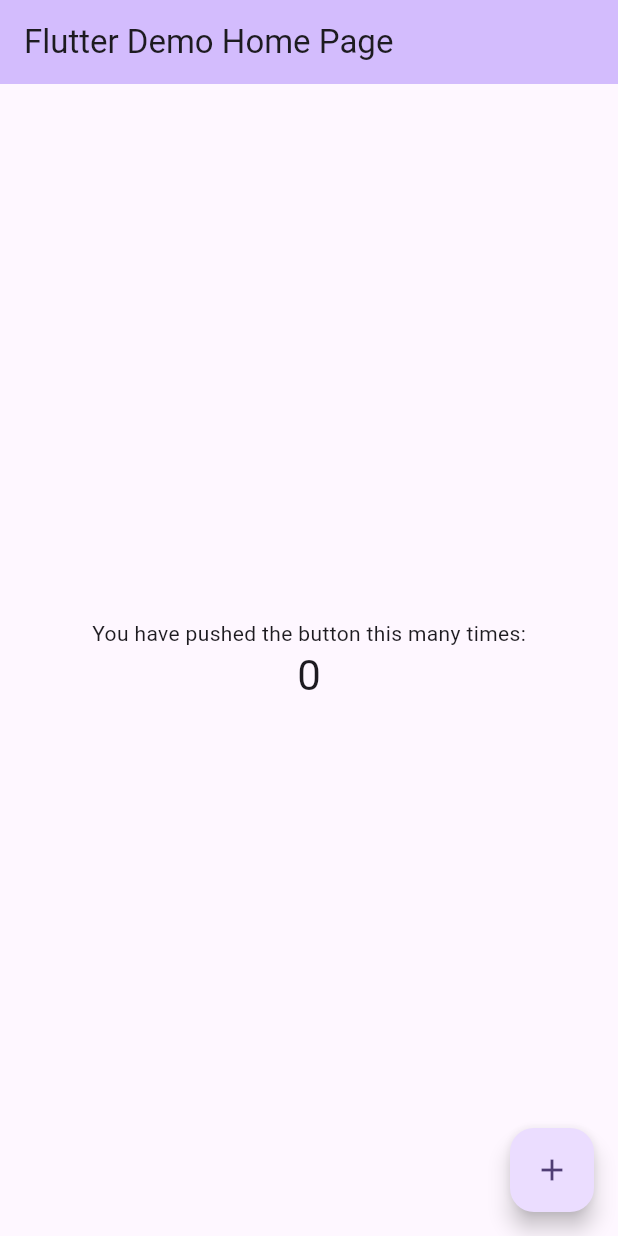
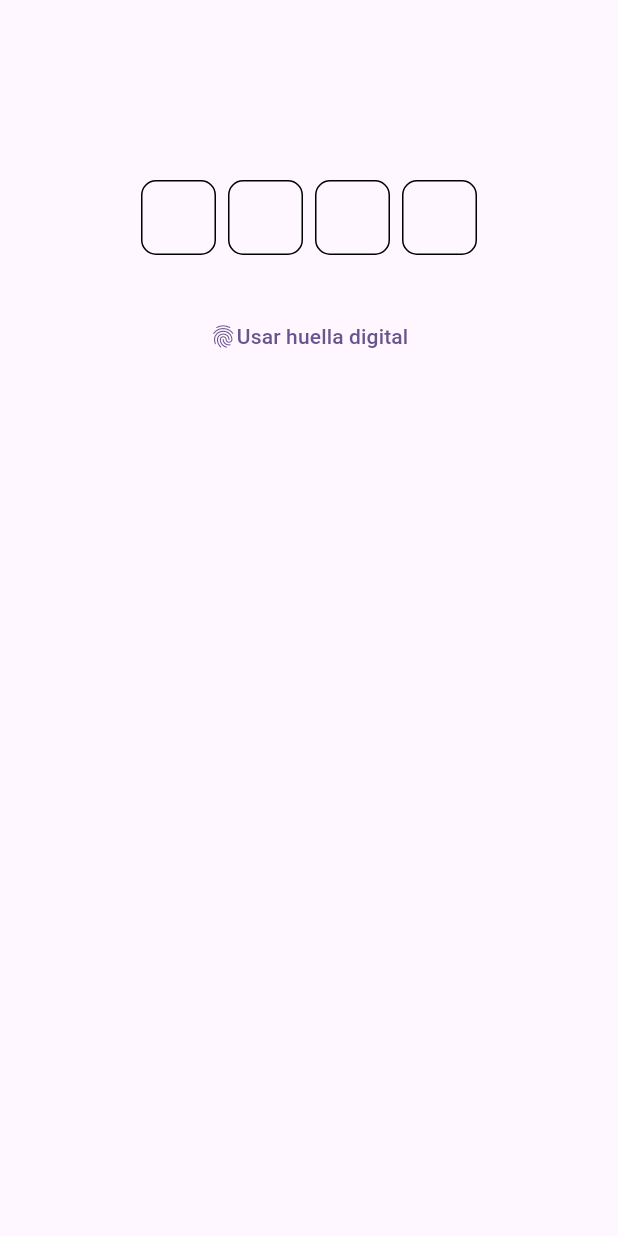
Before and after one commit to Martin444/seek_qr_camera, a Flutter app: the screen it shows after launch, on a phone screen of 412 x 824 dp. Run offline on Flutter 3.47's test engine with Material 3 defaults, Android fonts, the phone set to English and light mode, and no system bars; drawn by our look-alikes of pinput; our stand-ins replace equatable, flutter_bloc.

Commit message:
Sk - 2, 3 y 5 impl clean arquitecture, bloc and pin simple authentication

```diff
--- /dev/null
+++ b/lib/features/authentication/bloc/authentication_bloc.dart
@@ -0,0 +1,3 @@
+export 'package:seek_qr_camera/features/authentication/bloc/pin_auth/bloc/pin_auth_bloc.dart';
+export 'package:seek_qr_camera/features/authentication/bloc/pin_auth/event/pin_auth_event.dart';
+export 'package:seek_qr_camera/features/authentication/bloc/pin_auth/state/pin_auth_state.dart';
--- /dev/null
+++ b/lib/features/authentication/bloc/pin_auth/event/pin_auth_event.dart
@@ -0,0 +1,28 @@
+import 'package:equatable/equatable.dart';
+import 'package:flutter/material.dart';
+
+class PinAuthEvent extends Equatable {
+  const PinAuthEvent();
+
+  @override
+  List<Object?> get props => [];
+}
+
+class PinAuthChanged extends PinAuthEvent {
+  final String pin;
+
+  const PinAuthChanged({required this.pin});
+
+  @override
+  List<Object?> get props => [pin];
+}
+
+class PinAuthSubmitted extends PinAuthEvent {
+  final String pin;
+  final NavigatorState navigator;
+
+  const PinAuthSubmitted({required this.pin, required this.navigator});
+
+  @override
+  List<Object?> get props => [pin];
+}
--- /dev/null
+++ b/lib/features/authentication/bloc/pin_auth/state/pin_auth_state.dart
@@ -0,0 +1,28 @@
+import 'package:equatable/equatable.dart';
+
+class PinAuthState extends Equatable {
+  final String pin;
+  final bool isValid;
+  final String? errorMessage;
+
+  const PinAuthState({
+    this.pin = '',
+    this.isValid = false,
+    this.errorMessage,
+  });
+
+  PinAuthState copyWith({
+    String? pin,
+    bool? isValid,
+    String? errorMessage,
+  }) {
+    return PinAuthState(
+      pin: pin ?? this.pin,
+      isValid: isValid ?? this.isValid,
+      errorMessage: errorMessage ?? this.errorMessage,
+    );
+  }
+
+  @override
+  List<Object?> get props => [pin, isValid, errorMessage];
+}
--- /dev/null
+++ b/lib/features/authentication/presentation/pages/login_page.dart
@@ -0,0 +1,42 @@
+import 'package:flutter/material.dart';
+import 'package:seek_qr_camera/features/authentication/bloc/pin_auth/bloc/pin_auth_bloc.dart';
+
+import '../widgets/pin_auth_widget.dart';
+
+class LoginPage extends StatelessWidget {
+  const LoginPage({super.key});
+
+  @override
+  Widget build(BuildContext context) {
+    return Scaffold(
+      body: Column(
+        children: [
+          SizedBox(
+            height: 120,
+          ),
+          PinAuthWidget(
+            bloc: PinAuthBloc(),
+          ),
+          SizedBox(
+            height: 30,
+          ),
+          Row(
+            crossAxisAlignment: CrossAxisAlignment.center,
+            mainAxisAlignment: MainAxisAlignment.center,
+            children: [
+              TextButton(
+                onPressed: () {},
+                child: Row(
+                  children: [
+                    Icon(Icons.fingerprint),
+                    Text('Usar huella digital'),
+                  ],
+                ),
+              ),
+            ],
+          ),
+        ],
+      ),
+    );
+  }
+}
--- /dev/null
+++ b/lib/features/authentication/presentation/widgets/pin_auth_widget.dart
@@ -0,0 +1,42 @@
+import 'package:flutter/material.dart';
+import 'package:flutter_bloc/flutter_bloc.dart';
+import 'package:pinput/pinput.dart';
+
+import '../../bloc/authentication_bloc.dart';
+
+class PinAuthWidget extends StatelessWidget {
+  const PinAuthWidget({super.key, required this.bloc});
+
+  final PinAuthBloc bloc;
+
+  @override
+  Widget build(BuildContext context) {
+    return BlocBuilder<PinAuthBloc, PinAuthState>(
+      bloc: bloc,
+      builder: (context, state) {
+        return Column(
+          children: [
+            Pinput(
+              length: 4,
+              defaultPinTheme: PinTheme(
+                width: 50,
+                height: 50,
+                decoration: BoxDecoration(
+                  border: Border.all(color: Colors.black),
+                  borderRadius: BorderRadius.circular(10),
+                ),
+              ),
+              onCompleted: (pin) => bloc.add(PinAuthSubmitted(pin: pin, navigator: Navigator.of(context))),
+              onChanged: (pin) => bloc.add(PinAuthChanged(pin: pin)),
+            ),
+            if (state.errorMessage != null)
+              Text(
+                state.errorMessage!,
+                style: const TextStyle(color: Colors.red),
+              ),
+          ],
+        );
+      },
+    );
+  }
+}
--- a/lib/main.dart
+++ b/lib/main.dart
@@ -1,6 +1,15 @@
 import 'package:flutter/material.dart';
+import 'package:flutter/services.dart';
+import 'package:seek_qr_camera/features/authentication/presentation/pages/login_page.dart';
+import 'package:seek_qr_camera/features/home/presentation/page/home_page.dart';
 
 void main() {
+  SystemChrome.setSystemUIOverlayStyle(
+    const SystemUiOverlayStyle(
+      statusBarColor: Colors.transparent,
+      statusBarIconBrightness: Brightness.dark,
+    ),
+  );
   runApp(const MyApp());
 }
 
@@ -12,114 +21,16 @@ class MyApp extends StatelessWidget {
   Widget build(BuildContext context) {
     return MaterialApp(
       title: 'Flutter Demo',
+      debugShowCheckedModeBanner: false,
       theme: ThemeData(
-        // This is the theme of your application.
-        //
-        // TRY THIS: Try running your application with "flutter run". You'll see
-        // the application has a purple toolbar. Then, without quitting the app,
-        // try changing the seedColor in the colorScheme below to Colors.green
-        // and then invoke "hot reload" (save your changes or press the "hot
-        // reload" button in a Flutter-supported IDE, or press "r" if you used
-        // the command line to start the app).
-        //
-        // Notice that the counter didn't reset back to zero; the application
-        // state is not lost during the reload. To reset the state, use hot
-        // restart instead.
-        //
-        // This works for code too, not just values: Most code changes can be
-        // tested with just a hot reload.
         colorScheme: ColorScheme.fromSeed(seedColor: Colors.deepPurple),
         useMaterial3: true,
       ),
-      home: const MyHomePage(title: 'Flutter Demo Home Page'),
+      initialRoute: '/',
+      routes: {
+        '/': (context) => LoginPage(),
+        '/home': (context) => HomePage(), // Define tus rutas aquí
+      },
     );
   }
 }
-
-class MyHomePage extends StatefulWidget {
-  const MyHomePage({super.key, required this.title});
-
-  // This widget is the home page of your application. It is stateful, meaning
-  // that it has a State object (defined below) that contains fields that affect
-  // how it looks.
-
-  // This class is the configuration for the state. It holds the values (in this
-  // case the title) provided by the parent (in this case the App widget) and
-  // used by the build method of the State. Fields in a Widget subclass are
-  // always marked "final".
-
-  final String title;
-
-  @override
-  State<MyHomePage> createState() => _MyHomePageState();
-}
-
-class _MyHomePageState extends State<MyHomePage> {
-  int _counter = 0;
-
-  void _incrementCounter() {
-    setState(() {
-      // This call to setState tells the Flutter framework that something has
-      // changed in this State, which causes it to rerun the build method below
-      // so that the display can reflect the updated values. If we changed
-      // _counter without calling setState(), then the build method would not be
-      // called again, and so nothing would appear to happen.
-      _counter++;
-    });
-  }
-
-  @override
-  Widget build(BuildContext context) {
-    // This method is rerun every time setState is called, for instance as done
-    // by the _incrementCounter method above.
-    //
-    // The Flutter framework has been optimized to make rerunning build methods
-    // fast, so that you can just rebuild anything that needs updating rather
-    // than having to individually change instances of widgets.
-    return Scaffold(
-      appBar: AppBar(
-        // TRY THIS: Try changing the color here to a specific color (to
-        // Colors.amber, perhaps?) and trigger a hot reload to see the AppBar
-        // change color while the other colors stay the same.
-        backgroundColor: Theme.of(context).colorScheme.inversePrimary,
-        // Here we take the value from the MyHomePage object that was created by
-        // the App.build method, and use it to set our appbar title.
-        title: Text(widget.title),
-      ),
-      body: Center(
-        // Center is a layout widget. It takes a single child and positions it
-        // in the middle of the parent.
-        child: Column(
-          // Column is also a layout widget. It takes a list of children and
-          // arranges them vertically. By default, it sizes itself to fit its
-          // children horizontally, and tries to be as tall as its parent.
-          //
-          // Column has various properties to control how it sizes itself and
-          // how it positions its children. Here we use mainAxisAlignment to
-          // center the children vertically; the main axis here is the vertical
-          // axis because Columns are vertical (the cross axis would be
-          // horizontal).
-          //
-          // TRY THIS: Invoke "debug painting" (choose the "Toggle Debug Paint"
-          // action in the IDE, or press "p" in the console), to see the
-          // wireframe for each widget.
-          mainAxisAlignment: MainAxisAlignment.center,
-          children: <Widget>[
-            const Text(
-              'You have pushed the button this many times:',
-            ),
-            Text(
-              '$_counter',
-              style: Theme.of(context).textTheme.headlineMedium,
-            ),
-          ],
-        ),
-      ),
-      floatingActionButton: FloatingActionButton(
-        onPressed: _incrementCounter,
-        tooltip: 'Increment',
-        child: const Icon(Icons.add),
-      ), // This trailing comma makes auto-formatting nicer for build methods.
-    );
-  }
-}
```
Also changed, not shown: lib/features/authentication/bloc/pin_auth/bloc/pin_auth_bloc.dart (added, +36 -0 lines), lib/features/home/presentation/page/home_page.dart (added, +14 -0 lines), pubspec.yaml (+5 -65 lines), pubspec.lock, 1 other file.
